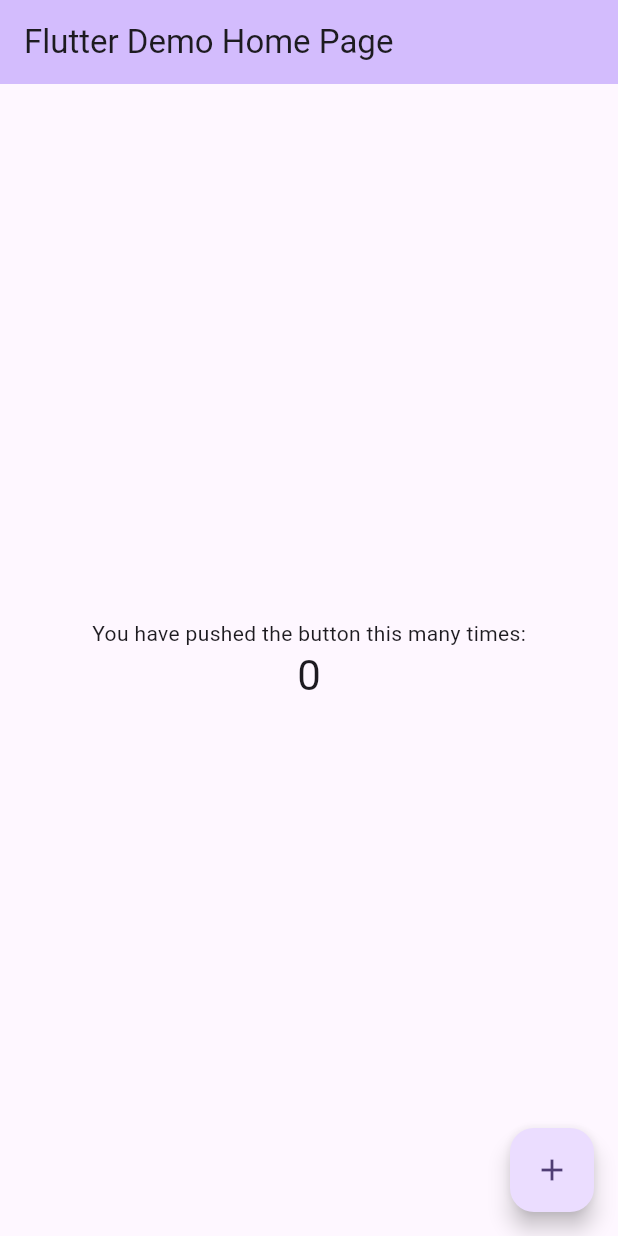
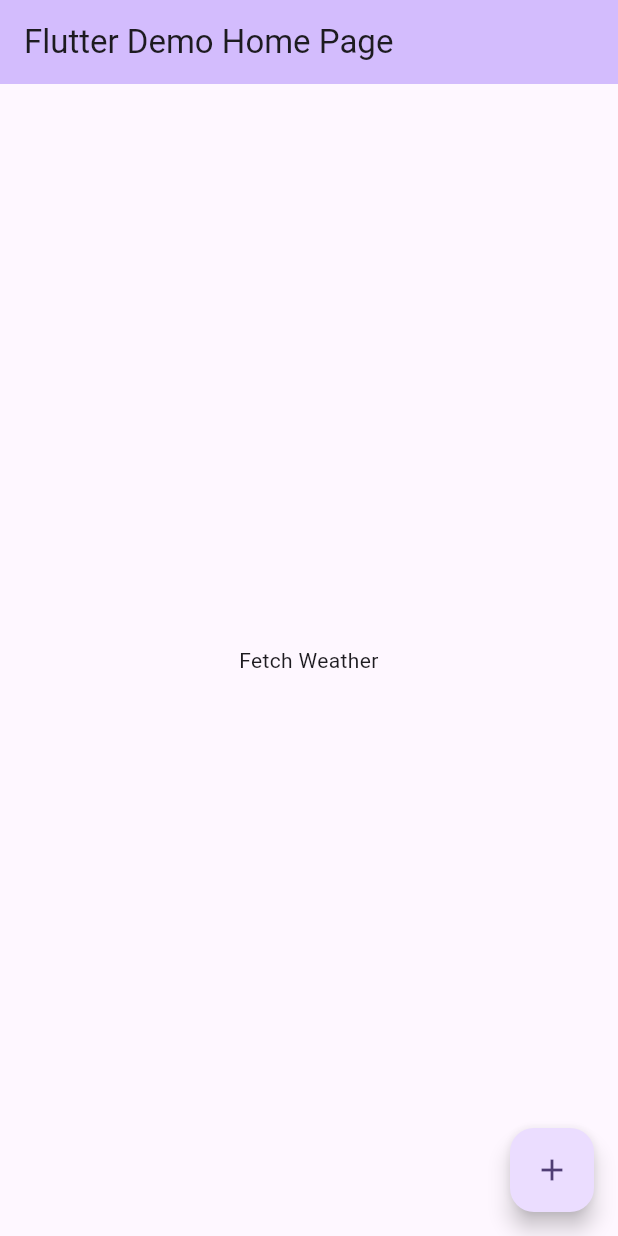
Before and after one commit to mnewby4/weather_info_app, a Flutter app: the screen it shows after launch, on a phone screen of 412 x 824 dp. Run offline on Flutter 3.47's test engine with Material 3 defaults, Android fonts, the phone set to English and light mode, and no system bars.

```diff
--- a/lib/main.dart
+++ b/lib/main.dart
@@ -14,21 +14,7 @@ class MyApp extends StatelessWidget {
     return MaterialApp(
       title: 'Flutter Demo',
       theme: ThemeData(
-        // This is the theme of your application.
-        //
-        // TRY THIS: Try running your application with "flutter run". You'll see
-        // the application has a purple toolbar. Then, without quitting the app,
-        // try changing the seedColor in the colorScheme below to Colors.green
-        // and then invoke "hot reload" (save your changes or press the "hot
-        // reload" button in a Flutter-supported IDE, or press "r" if you used
-        // the command line to start the app).
-        //
-        // Notice that the counter didn't reset back to zero; the application
-        // state is not lost during the reload. To reset the state, use hot
-        // restart instead.
-        //
-        // This works for code too, not just values: Most code changes can be
-        // tested with just a hot reload.
+
         colorScheme: ColorScheme.fromSeed(seedColor: Colors.deepPurple),
         useMaterial3: true,
       ),
@@ -39,16 +25,6 @@ class MyApp extends StatelessWidget {
 
 class MyHomePage extends StatefulWidget {
   const MyHomePage({super.key, required this.title});
-
-  // This widget is the home page of your application. It is stateful, meaning
-  // that it has a State object (defined below) that contains fields that affect
-  // how it looks.
-
-  // This class is the configuration for the state. It holds the values (in this
-  // case the title) provided by the parent (in this case the App widget) and
-  // used by the build method of the State. Fields in a Widget subclass are
-  // always marked "final".
-
   final String title;
 
   @override
@@ -60,59 +36,39 @@ class _MyHomePageState extends State<MyHomePage> {
 
   void _incrementCounter() {
     setState(() {
-      // This call to setState tells the Flutter framework that something has
-      // changed in this State, which causes it to rerun the build method below
-      // so that the display can reflect the updated values. If we changed
-      // _counter without calling setState(), then the build method would not be
-      // called again, and so nothing would appear to happen.
       _counter++;
     });
   }
 
   @override
   Widget build(BuildContext context) {
-    // This method is rerun every time setState is called, for instance as done
-    // by the _incrementCounter method above.
-    //
-    // The Flutter framework has been optimized to make rerunning build methods
-    // fast, so that you can just rebuild anything that needs updating rather
-    // than having to individually change instances of widgets.
     return Scaffold(
       appBar: AppBar(
-        // TRY THIS: Try changing the color here to a specific color (to
-        // Colors.amber, perhaps?) and trigger a hot reload to see the AppBar
-        // change color while the other colors stay the same.
         backgroundColor: Theme.of(context).colorScheme.inversePrimary,
-        // Here we take the value from the MyHomePage object that was created by
-        // the App.build method, and use it to set our appbar title.
         title: Text(widget.title),
       ),
       body: Center(
-        // Center is a layout widget. It takes a single child and positions it
-        // in the middle of the parent.
         child: Column(
-          // Column is also a layout widget. It takes a list of children and
-          // arranges them vertically. By default, it sizes itself to fit its
-          // children horizontally, and tries to be as tall as its parent.
-          //
-          // Column has various properties to control how it sizes itself and
-          // how it positions its children. Here we use mainAxisAlignment to
-          // center the children vertically; the main axis here is the vertical
-          // axis because Columns are vertical (the cross axis would be
-          // horizontal).
-          //
-          // TRY THIS: Invoke "debug painting" (choose the "Toggle Debug Paint"
-          // action in the IDE, or press "p" in the console), to see the
-          // wireframe for each widget.
           mainAxisAlignment: MainAxisAlignment.center,
-          children: <Widget>[
-            const Text(
-              'You have pushed the button this many times:',
-            ),
-            Text(
-              '$_counter',
-              style: Theme.of(context).textTheme.headlineMedium,
-            ),
+          children:[
+            Container(
+              height: 100,
+              width: 300,
+              decoration: BoxDecoration(
+                borderRadius: BorderRadius.circular(50)
+              ),
+              alignment: Alignment.center,
+              margin: EdgeInsets.all(20),
+              child: Text(
+                "Fetch Weather",
+                textAlign: TextAlign.center,
+              ),
+            )
+          // ElevatedButton(
+          //   onPressed: (){
+
+          //   }
+
           ],
         ),
       ),
@@ -120,7 +76,7 @@ class _MyHomePageState extends State<MyHomePage> {
         onPressed: _incrementCounter,
         tooltip: 'Increment',
         child: const Icon(Icons.add),
-      ), // This trailing comma makes auto-formatting nicer for build methods.
+      ),
     );
   }
 }
```
